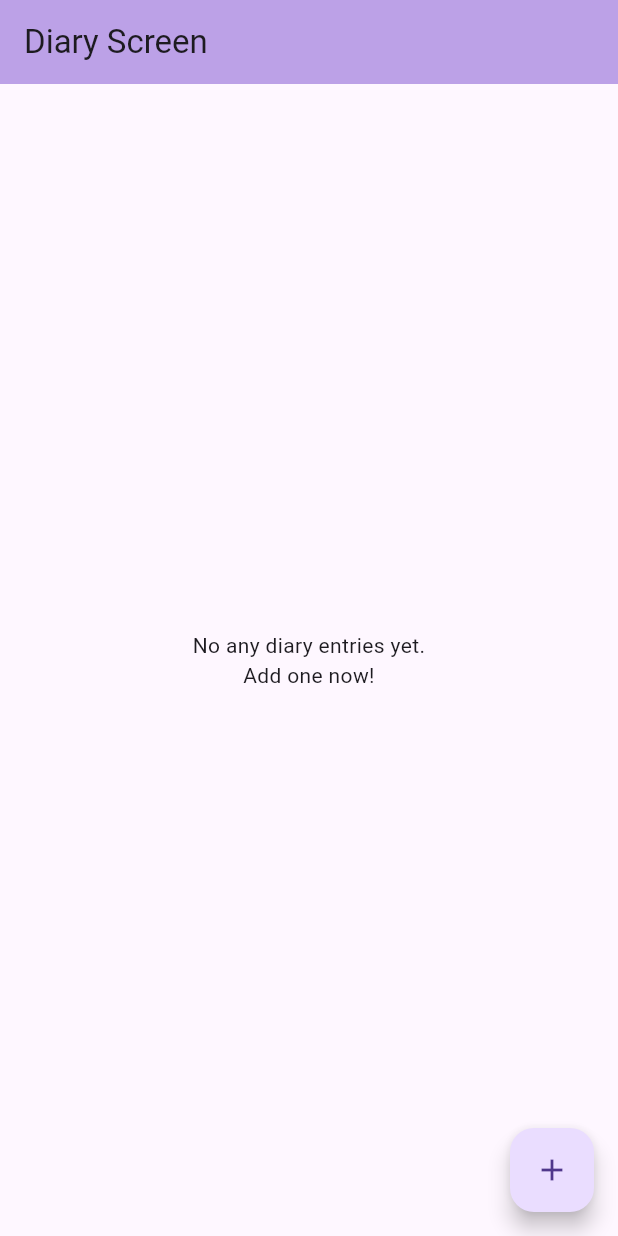
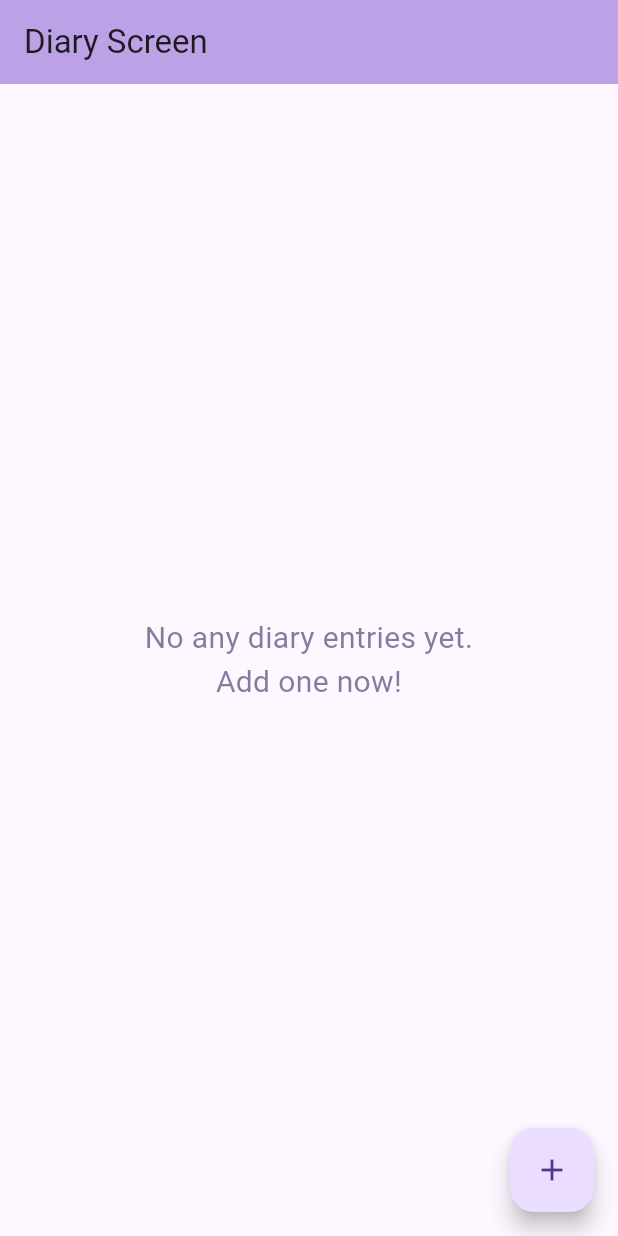
Before and after one commit to cnm5084/flutter_asgm2, a Flutter app: the screen it shows after launch, on a phone screen of 412 x 824 dp. Run offline on Flutter 3.47's test engine with Material 3 defaults, Android fonts, the phone set to English and light mode, and no system bars; our stand-ins replace image_picker, sqflite; accounts and stored records are empty.

Commit message:
Update listscreen.dart

```diff
--- a/lib/listscreen.dart
+++ b/lib/listscreen.dart
@@ -42,6 +42,10 @@ class _ListScreenState extends State<ListScreen> {
               child: Text(
                 'No any diary entries yet.\nAdd one now!',
                 textAlign: TextAlign.center,
+                style: TextStyle(
+                  fontSize: 20,
+                  color: Color.fromARGB(207, 109, 93, 135),
+                ),
               ),
             )
           : Column(
@@ -135,11 +139,7 @@ class _ListScreenState extends State<ListScreen> {
               ),
               IconButton(
                 onPressed: () => deleteDialog(entry.id!),
-                icon: Icon(
-                  Icons.delete,
-                  size: 20,
-                  color: Colors.redAccent,
-                ),
+                icon: Icon(Icons.delete, size: 20, color: Colors.redAccent),
               ),
             ],
           ),
@@ -150,12 +150,12 @@ class _ListScreenState extends State<ListScreen> {
                 entry.imagePath != null
                     ? Container(
                         margin: const EdgeInsets.only(bottom: 10),
-                      child: Image.file(
+                        child: Image.file(
                           File(entry.imagePath!),
                           height: 180,
                           fit: BoxFit.cover,
                         ),
-                    )
+                      )
                     : const SizedBox(),
                 const SizedBox(height: 10),
                 Text(
```
